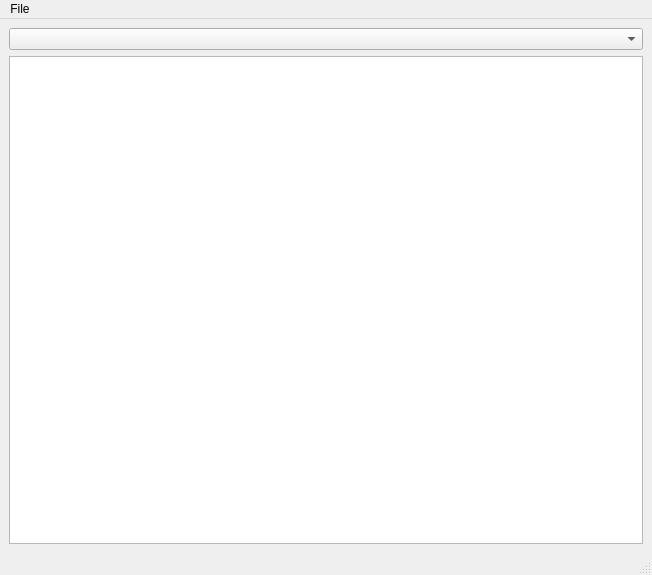
Before: the Qt Designer form src/forms/mainwindow.ui in fverco/CompanyCovidQuery, drawn with Qt 5.
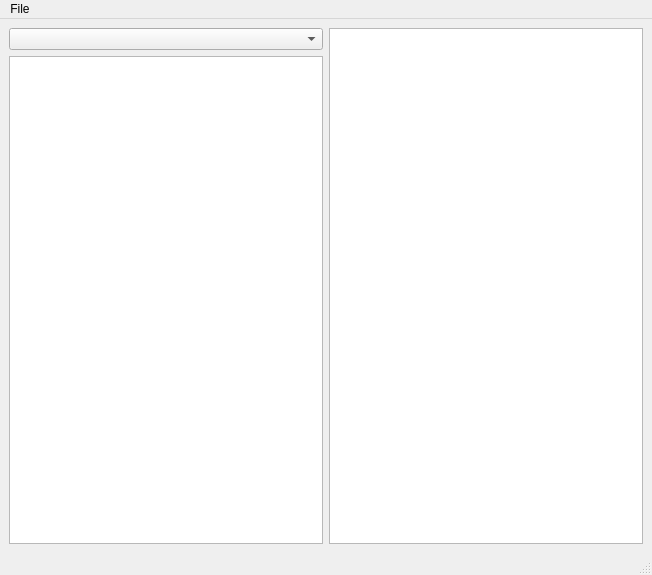
After: the same form once the commit is applied. Custom widgets are drawn as their Qt base class.

Commit message: Add a chart in the MainWindow

Diff of the .ui file:
```diff
--- a/src/forms/mainwindow.ui
+++ b/src/forms/mainwindow.ui
@@ -16,6 +16,8 @@
   <widget class="QWidget" name="centralwidget">
    <layout class="QGridLayout" name="gridLayout">
     <item row="0" column="0">
+     <layout class="QHBoxLayout" name="horizontalLayout">
+      <item>
      <layout class="QVBoxLayout" name="verticalLayout">
       <item>
        <widget class="QComboBox" name="comboEmployee"/>
@@ -25,6 +27,11 @@
       </item>
      </layout>
     </item>
+      <item>
+       <widget class="QChartView" name="chartSurvey"/>
+      </item>
+     </layout>
+    </item>
    </layout>
   </widget>
   <widget class="QMenuBar" name="menubar">
@@ -57,6 +64,13 @@
    </property>
   </action>
  </widget>
+ <customwidgets>
+  <customwidget>
+   <class>QChartView</class>
+   <extends>QGraphicsView</extends>
+   <header>QtCharts</header>
+  </customwidget>
+ </customwidgets>
  <resources/>
  <connections/>
 </ui>
```
Left out of the diff: 2 changed lines with no effect on the pictures. Lines whose indentation alone changed are shown as unchanged.
